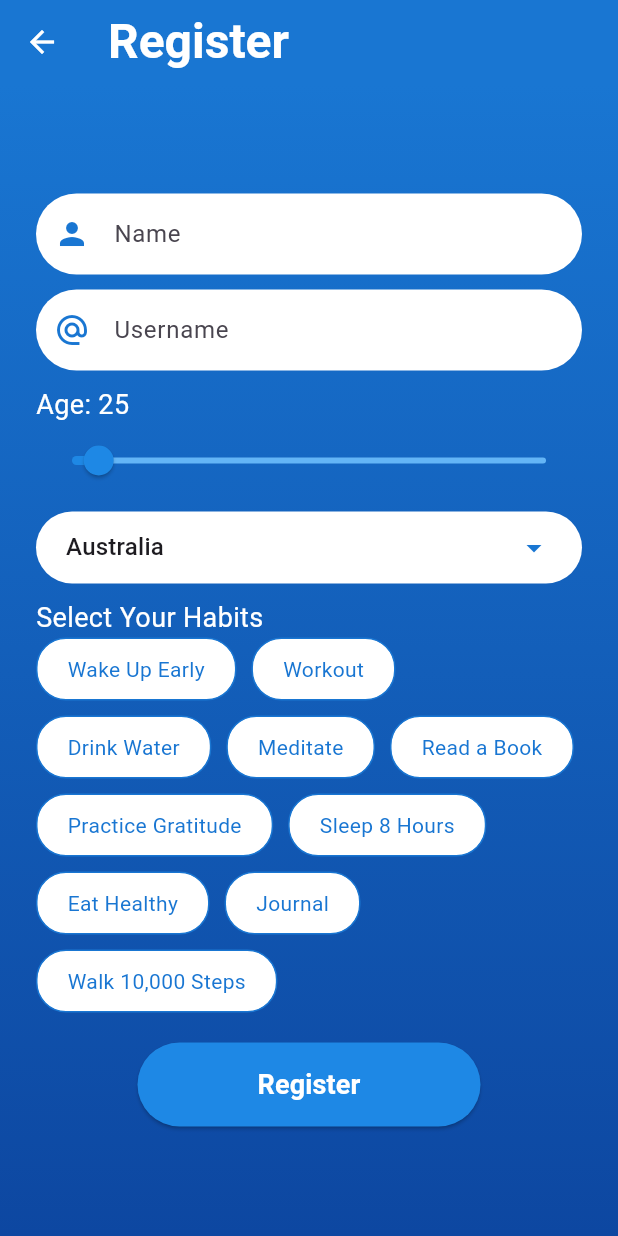
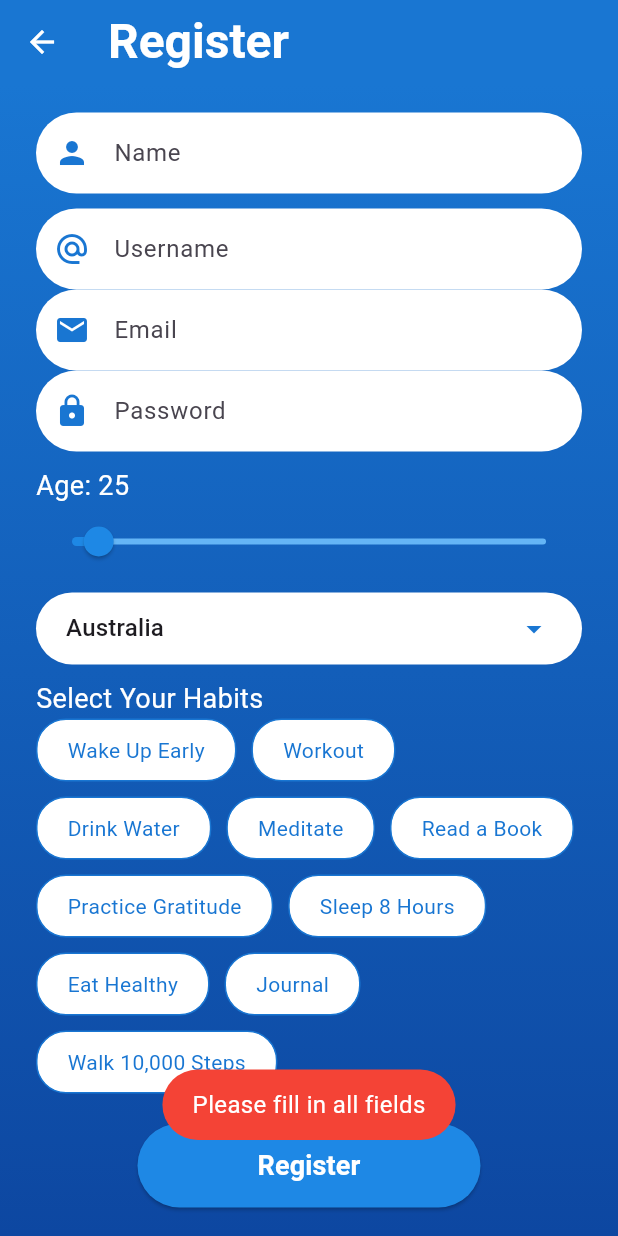
Before and after one commit to pclumson/habit_tracker_flutter, a Flutter app: the RegisterScreen screen opened directly, after a tap on "Register", on a phone screen of 412 x 824 dp. Run offline on Flutter 3.47's test engine with Material 3 defaults, Android fonts, the light colour scheme and no system bars; our stand-ins replace fluttertoast, shared_preferences; accounts and stored records are empty.

Commit message:
Update the singnup screen.

```diff
--- a/lib/register_screen.dart
+++ b/lib/register_screen.dart
@@ -1,5 +1,11 @@
 //register_screen.dart
+import 'dart:convert';
+import 'dart:math';
+
 import 'package:flutter/material.dart';
+import 'package:fluttertoast/fluttertoast.dart';
+import 'package:shared_preferences/shared_preferences.dart';
+
 
 import 'loging_screen.dart';
 
@@ -13,6 +19,8 @@ class RegisterScreen extends StatefulWidget {
 class _RegisterScreenState extends State<RegisterScreen> {
   final _nameController = TextEditingController();
   final _usernameController = TextEditingController();
+  final _emailController = TextEditingController();
+  final _passwordController = TextEditingController();
   double _age = 25; // Default age set to 25
   String _country = 'United States';
   List<String> _countries = [];
@@ -58,10 +66,68 @@ class _RegisterScreenState extends State<RegisterScreen> {
     });
   }
 
+  void _showToast(String message) {
+    Fluttertoast.showToast(
+      msg: message,
+      toastLength: Toast.LENGTH_SHORT,
+      gravity: ToastGravity.BOTTOM,
+      backgroundColor: Colors.red,
+      textColor: Colors.white,
+      fontSize: 16.0,
+    );
+  }
+
   void _register() async {
-    // dummy for now
-    print("registration logic here");
+    final name = _nameController.text;
+    final username = _usernameController.text;
+    final email = _emailController.text;
+    final password = _passwordController.text;
+
+    if (username.isEmpty || name.isEmpty) {
+      _showToast('Please fill in all fields');
+      return;
     }
+
+    SharedPreferences prefs = await SharedPreferences.getInstance();
+
+    // Assign random colors to selected habits.
+    // Map<String, String> selectedHabitsMap = {};
+    // final random = Random();
+    // final colorKeys = _habitColors.keys.toList();
+    // for (var habit in selectedHabits) {
+    //   var randomColor =
+    //   _habitColors[colorKeys[random.nextInt(colorKeys.length)]]!;
+    //   selectedHabitsMap[habit] = randomColor.value.toRadixString(16);
+    // }
+
+    // Save user information and habits to shared preferences.
+    await prefs.setString('name', name);
+    await prefs.setString('username', username);
+    await prefs.setString('email', email);
+    await prefs.setString('password', password);
+    await prefs.setDouble('age', _age);
+    await prefs.setString('country', _country);
+    // await prefs.setString('selectedHabitsMap', jsonEncode(selectedHabitsMap));
+    // await prefs.setStringList('selectedHabits', selectedHabits);
+
+    // Navigator.pushReplacement(
+    //   context,
+    //   MaterialPageRoute(
+    //     builder: (context) => HabitTrackerScreen(username: username),
+    //   ),
+    // );
+  }
+  /*
+  void _toggleHabitSelection(String habit) {
+    setState(() {
+      if (selectedHabits.contains(habit)) {
+        selectedHabits.remove(habit);
+      } else {
+        selectedHabits.add(habit);
+      }
+    });
+  }
+  */
 
   @override
   Widget build(BuildContext context) {
@@ -105,6 +171,18 @@ class _RegisterScreenState extends State<RegisterScreen> {
                 const SizedBox(height: 10),
                 _buildInputField(
                   _usernameController, 'Username', Icons.alternate_email),
+
+                _buildInputField(
+                  _emailController, 'Email', Icons.email),
+
+
+                _buildInputField(
+                  _passwordController, 'Password', Icons.lock),
+
+
+
+
+
                   const SizedBox(height: 10),
                   Text('Age: ${_age.round()}',
                   style: const TextStyle(color: Colors.white, fontSize: 18)),
```
Also changed, not shown: 1 other file. Lines whose indentation alone changed are shown as unchanged.
